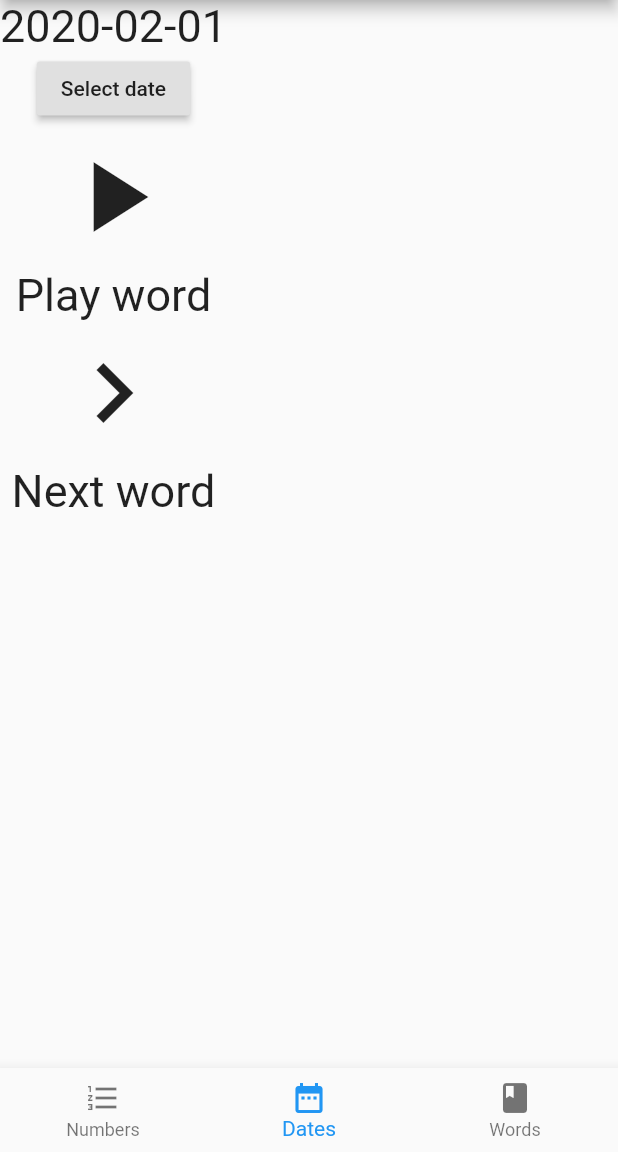
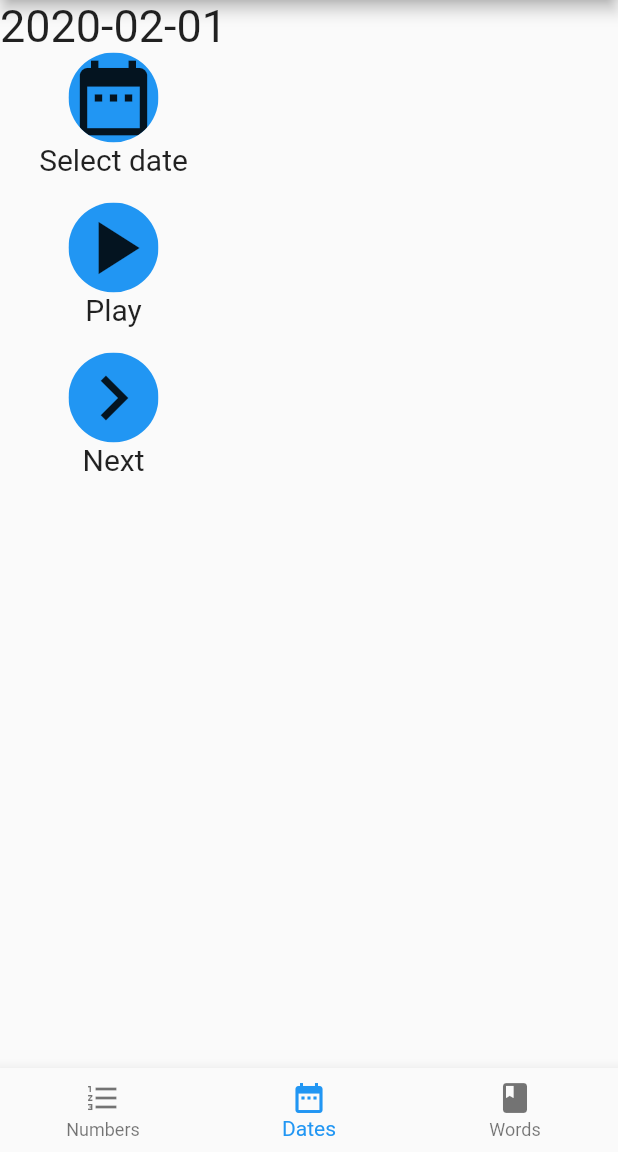
Before and after one commit to janagrill/aphasia-helper, a Flutter app: the screen it shows after launch, on a phone screen of 412 x 824 dp, the part 84-1236 px from its top. Run offline on Flutter 3.47's test engine with Material 2 defaults, Android fonts, the light colour scheme and no system bars.

Commit message:
Add the button class

```diff
--- a/coding_challenge/lib/date_trainer.dart
+++ b/coding_challenge/lib/date_trainer.dart
@@ -1,7 +1,8 @@
 import 'package:flutter/material.dart';
 
+import 'round_button.dart';
+
 class DateTrainer extends StatefulWidget {
-
   @override
   _DateTrainerState createState() => _DateTrainerState();
 }
@@ -25,31 +26,27 @@ class _DateTrainerState extends State<DateTrainer> {
   Widget build(BuildContext context) {
     return Column(
       mainAxisSize: MainAxisSize.min,
-
       children: <Widget>[
-        Text("${selectedDate.toLocal()}".split(' ')[0], style: TextStyle(fontSize: 30)),
-        RaisedButton(onPressed: () => _selectDate(context), child: Text('Select date')),
-        IconButton(
-          iconSize: 80,
-          icon: Icon(Icons.play_arrow),
+        Text("${selectedDate.toLocal()}".split(' ')[0],
+            style: TextStyle(fontSize: 30)),
+        RoundButton(
+          text: 'Select date',
+          icon: Icons.date_range,
+          onPressed: () => _selectDate(context),
+        ),
+        RoundButton(
+          text: 'Play',
+          icon: Icons.play_arrow,
           onPressed: () {
             print('play button pressed');
           },
         ),
-        Text(
-          'Play word',
-          style: TextStyle(fontSize: 30),
-        ),
-        IconButton(
-          iconSize: 80,
-          icon: Icon(Icons.navigate_next),
+        RoundButton(
+          text: 'Next',
+          icon: Icons.navigate_next,
           onPressed: () {
             print('next button pressed');
           },
-        ),
-        Text(
-          'Next word',
-          style: TextStyle(fontSize: 30),
         ),
       ],
     );
--- /dev/null
+++ b/coding_challenge/lib/round_button.dart
@@ -0,0 +1,40 @@
+import 'package:flutter/material.dart';
+
+class RoundButton extends StatelessWidget {
+  final String text;
+  final IconData icon;
+  final VoidCallback onPressed;
+
+  RoundButton({
+    @required this.text,
+    @required this.icon,
+    @required this.onPressed,
+  });
+
+  Widget build(context) {
+    return SizedBox.fromSize(
+      size: Size(100, 100),
+      child: Column(
+        children: <Widget>[
+          ClipOval(
+            child: Material(
+              color: Colors.blue,
+              child: InkWell(
+                splashColor: Colors.white,
+                onTap: onPressed,
+                child: Icon(
+                  icon,
+                  size: 60,
+                ),
+              ),
+            ),
+          ),
+          Text(
+            text,
+            style: TextStyle(fontSize: 20),
+          ),
+        ],
+      ),
+    );
+  }
+}
```
